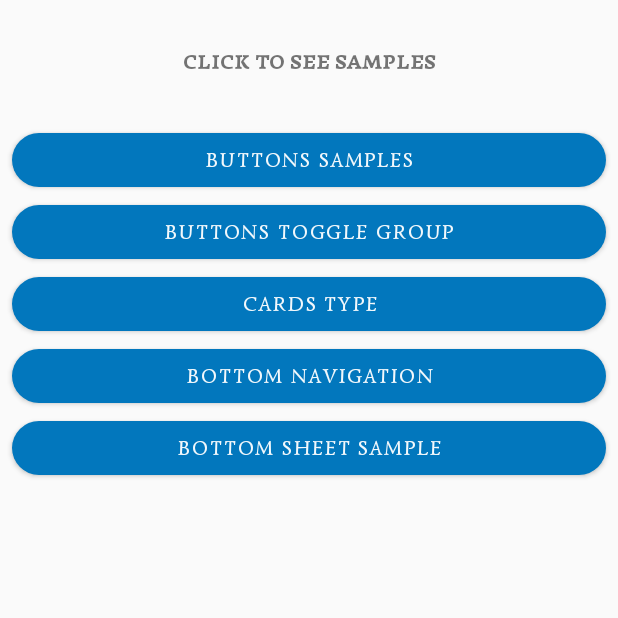
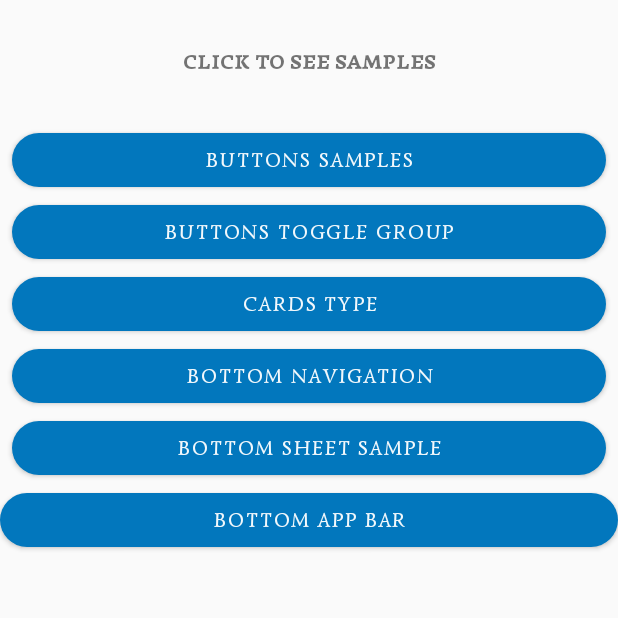
Before and after one commit to refka-farid/UI-playground, an Android app: the WidgetsFragment screen opened through its navigation route, on a phone screen of 412 x 824 dp, the top half of it. Run offline under Robolectric (Android 15) with nearby library versions, the phone set to English and light mode, and no system bars; Roboto replaces fonts that are not available here.

Commit message:
[ui-playground] bottom app bar

```diff
--- a/playground/src/main/java/com/bravedroid/playground/widgets/WidgetsFragment.kt
+++ b/playground/src/main/java/com/bravedroid/playground/widgets/WidgetsFragment.kt
@@ -19,6 +19,7 @@ class WidgetsFragment : Fragment() {
                               savedInstanceState: Bundle?): View? {
         // Inflate the layout for this fragment
         return inflater.inflate(R.layout.fragment_widgets, container, false)
+
     }
 
     override fun onViewCreated(view: View, savedInstanceState: Bundle?) {
@@ -51,6 +52,12 @@ class WidgetsFragment : Fragment() {
                             WidgetsFragmentDirections.actionWidgetsFragmentToBottomSheetFragment()
                     )
                 }
+
+                R.id.bottom_appBar_btn -> {
+                    view.findNavController().navigate(
+                            WidgetsFragmentDirections.actionWidgetsFragmentToBottomAppBarFragment()
+                    )
+                }
             }
         }
 
@@ -59,5 +66,6 @@ class WidgetsFragment : Fragment() {
         cards_btn.setOnClickListener(callback)
         bottomNavigation_btn.setOnClickListener(callback)
         bottomSheet_btn.setOnClickListener(callback)
+        bottom_appBar_btn.setOnClickListener(callback)
     }
 }
--- a/playground/src/main/java/com/bravedroid/playground/widgets/BottomSheetFragment.kt
+++ b/playground/src/main/java/com/bravedroid/playground/widgets/bottomsheet/BottomSheetFragment.kt
@@ -1,4 +1,4 @@
-package com.bravedroid.playground.widgets
+package com.bravedroid.playground.widgets.bottomsheet
 
 import android.graphics.Color
 import android.os.Bundle
--- a/playground/src/main/java/com/bravedroid/playground/widgets/ModalBottomSheet.kt
+++ b/playground/src/main/java/com/bravedroid/playground/widgets/bottomsheet/ModalBottomSheet.kt
@@ -1,4 +1,4 @@
-package com.bravedroid.playground.widgets
+package com.bravedroid.playground.widgets.bottomsheet
 
 import android.os.Bundle
 import android.view.LayoutInflater
--- a/playground/src/main/java/com/bravedroid/playground/widgets/ButtonsFragment.kt
+++ b/playground/src/main/java/com/bravedroid/playground/widgets/buttons/ButtonsFragment.kt
@@ -1,4 +1,4 @@
-package com.bravedroid.playground.widgets
+package com.bravedroid.playground.widgets.buttons
 
 
 import android.os.Bundle
--- a/playground/src/main/java/com/bravedroid/playground/widgets/ButtonsToggleGroupFragment.kt
+++ b/playground/src/main/java/com/bravedroid/playground/widgets/buttons/ButtonsToggleGroupFragment.kt
@@ -1,4 +1,4 @@
-package com.bravedroid.playground.widgets
+package com.bravedroid.playground.widgets.buttons
 
 
 import android.os.Bundle
--- /dev/null
+++ b/playground/src/main/res/drawable/ic_dashboard_black_24dp.xml
@@ -0,0 +1,5 @@
+<vector android:height="24dp" android:tint="#817B7B"
+    android:viewportHeight="24.0" android:viewportWidth="24.0"
+    android:width="24dp" xmlns:android="http://schemas.android.com/apk/res/android">
+    <path android:fillColor="#FF000000" android:pathData="M3,13h8L11,3L3,3v10zM3,21h8v-6L3,15v6zM13,21h8L21,11h-8v10zM13,3v6h8L21,3h-8z"/>
+</vector>
--- /dev/null
+++ b/playground/src/main/res/drawable/ic_menu_24dp.xml
@@ -0,0 +1,5 @@
+<vector android:height="24dp" android:tint="#817B7B"
+    android:viewportHeight="24.0" android:viewportWidth="24.0"
+    android:width="24dp" xmlns:android="http://schemas.android.com/apk/res/android">
+    <path android:fillColor="#FF000000" android:pathData="M3,18h18v-2L3,16v2zM3,13h18v-2L3,11v2zM3,6v2h18L21,6L3,6z"/>
+</vector>
--- /dev/null
+++ b/playground/src/main/res/drawable/ic_search_24dp.xml
@@ -0,0 +1,5 @@
+<vector android:height="24dp" android:tint="#817B7B"
+    android:viewportHeight="24.0" android:viewportWidth="24.0"
+    android:width="24dp" xmlns:android="http://schemas.android.com/apk/res/android">
+    <path android:fillColor="#FF000000" android:pathData="M15.5,14h-0.79l-0.28,-0.27C15.41,12.59 16,11.11 16,9.5 16,5.91 13.09,3 9.5,3S3,5.91 3,9.5 5.91,16 9.5,16c1.61,0 3.09,-0.59 4.23,-1.57l0.27,0.28v0.79l5,4.99L20.49,19l-4.99,-5zM9.5,14C7.01,14 5,11.99 5,9.5S7.01,5 9.5,5 14,7.01 14,9.5 11.99,14 9.5,14z"/>
+</vector>
--- /dev/null
+++ b/playground/src/main/res/drawable/ic_wallpaper_24dp.xml
@@ -0,0 +1,5 @@
+<vector android:height="24dp" android:tint="#817B7B"
+    android:viewportHeight="24.0" android:viewportWidth="24.0"
+    android:width="24dp" xmlns:android="http://schemas.android.com/apk/res/android">
+    <path android:fillColor="#FF000000" android:pathData="M4,4h7L11,2L4,2c-1.1,0 -2,0.9 -2,2v7h2L4,4zM10,13l-4,5h12l-3,-4 -2.03,2.71L10,13zM17,8.5c0,-0.83 -0.67,-1.5 -1.5,-1.5S14,7.67 14,8.5s0.67,1.5 1.5,1.5S17,9.33 17,8.5zM20,2h-7v2h7v7h2L22,4c0,-1.1 -0.9,-2 -2,-2zM20,20h-7v2h7c1.1,0 2,-0.9 2,-2v-7h-2v7zM4,13L2,13v7c0,1.1 0.9,2 2,2h7v-2L4,20v-7z"/>
+</vector>
--- a/playground/src/main/res/layout/fragment_buttons.xml
+++ b/playground/src/main/res/layout/fragment_buttons.xml
@@ -4,7 +4,7 @@
     xmlns:tools="http://schemas.android.com/tools"
     android:layout_width="match_parent"
     android:layout_height="match_parent"
-    tools:context=".widgets.ButtonsFragment">
+    tools:context=".widgets.buttons.ButtonsFragment">
 
     <androidx.constraintlayout.widget.ConstraintLayout
         android:layout_width="match_parent"
--- a/playground/src/main/res/layout/fragment_buttons_toggle_group.xml
+++ b/playground/src/main/res/layout/fragment_buttons_toggle_group.xml
@@ -4,7 +4,7 @@
     android:layout_width="match_parent"
     android:layout_height="match_parent"
     xmlns:app="http://schemas.android.com/apk/res-auto"
-    tools:context=".widgets.ButtonsToggleGroupFragment">
+    tools:context=".widgets.buttons.ButtonsToggleGroupFragment">
 
     <TextView
         android:id="@+id/singleSelect_tv"
--- a/playground/src/main/res/layout/fragment_cards.xml
+++ b/playground/src/main/res/layout/fragment_cards.xml
@@ -4,7 +4,7 @@
     xmlns:tools="http://schemas.android.com/tools"
     android:layout_width="match_parent"
     android:layout_height="match_parent"
-    tools:context=".widgets.CardsFragment">
+    tools:context=".widgets.card.CardsFragment">
 
     <androidx.constraintlayout.widget.ConstraintLayout
         android:layout_width="match_parent"
--- a/playground/src/main/res/layout/fragment_widgets.xml
+++ b/playground/src/main/res/layout/fragment_widgets.xml
@@ -83,5 +83,14 @@
             app:layout_constraintStart_toStartOf="parent"
             app:layout_constraintTop_toBottomOf="@+id/bottomNavigation_btn" />
 
+        <Button
+            android:id="@+id/bottom_appBar_btn"
+            android:layout_width="0dp"
+            android:layout_height="wrap_content"
+            android:text="Bottom App Bar"
+            app:layout_constraintEnd_toEndOf="parent"
+            app:layout_constraintStart_toStartOf="parent"
+            app:layout_constraintTop_toBottomOf="@+id/bottomSheet_btn" />
+
     </androidx.constraintlayout.widget.ConstraintLayout>
 </ScrollView>
--- a/playground/src/main/res/navigation/main_nav_graph.xml
+++ b/playground/src/main/res/navigation/main_nav_graph.xml
@@ -76,15 +76,18 @@
         <action
             android:id="@+id/action_widgetsFragment_to_bottomSheetFragment"
             app:destination="@id/bottomSheetFragment" />
+        <action
+            android:id="@+id/action_widgetsFragment_to_bottomAppBarFragment"
+            app:destination="@id/bottomAppBarFragment" />
     </fragment>
     <fragment
         android:id="@+id/buttonsFragment"
-        android:name="com.bravedroid.playground.widgets.ButtonsFragment"
+        android:name="com.bravedroid.playground.widgets.buttons.ButtonsFragment"
         android:label="fragment_buttons"
         tools:layout="@layout/fragment_buttons" />
     <fragment
         android:id="@+id/buttonsToggleGroupFragment"
-        android:name="com.bravedroid.playground.widgets.ButtonsToggleGroupFragment"
+        android:name="com.bravedroid.playground.widgets.buttons.ButtonsToggleGroupFragment"
         android:label="fragment_buttons_toggle_group"
         tools:layout="@layout/fragment_buttons_toggle_group" />
     <fragment
@@ -103,15 +106,20 @@
         tools:layout="@layout/fragment_text_field" />
     <fragment
         android:id="@+id/cardsFragment"
-        android:name="com.bravedroid.playground.widgets.CardsFragment"
+        android:name="com.bravedroid.playground.widgets.card.CardsFragment"
         android:label="fragment_cards"
         tools:layout="@layout/fragment_cards" />
     <fragment
         android:id="@+id/bottomNavigationFragment"
-        android:name="com.bravedroid.playground.widgets.BottomNavigationFragment"
+        android:name="com.bravedroid.playground.widgets.bottomnavigation.BottomNavigationFragment"
         android:label="BottomNavigationFragment" />
     <fragment
         android:id="@+id/bottomSheetFragment"
-        android:name="com.bravedroid.playground.widgets.BottomSheetFragment"
+        android:name="com.bravedroid.playground.widgets.bottomsheet.BottomSheetFragment"
         android:label="BottomSheetFragment" />
+    <fragment
+        android:id="@+id/bottomAppBarFragment"
+        android:name="com.bravedroid.playground.widgets.bottomappbar.BottomAppBarFragment"
+        android:label="fragment_bottom_app_bar"
+        tools:layout="@layout/fragment_bottom_app_bar" />
 </navigation>
```
Also changed, not shown: playground/src/main/java/com/bravedroid/playground/widgets/bottomappbar/BottomAppBarFragment.kt (added, +65 -0 lines), playground/src/main/java/com/bravedroid/playground/widgets/bottomnavigation/BottomNavigationFragment.kt (renamed from playground/src/main/java/com/bravedroid/playground/widgets/CardsFragment.kt, +6 -3 lines), playground/src/main/java/com/bravedroid/playground/widgets/card/CardsFragment.kt (renamed from playground/src/main/java/com/bravedroid/playground/widgets/BottomNavigationFragment.kt, +3 -6 lines), playground/src/main/res/drawable/ic_3d_rotation_24dp.xml (added, +5 -0 lines), playground/src/main/res/layout/fragment_bottom_app_bar.xml (added, +44 -0 lines), playground/src/main/res/menu/bottom_appbar_menu.xml (added, +24 -0 lines).
